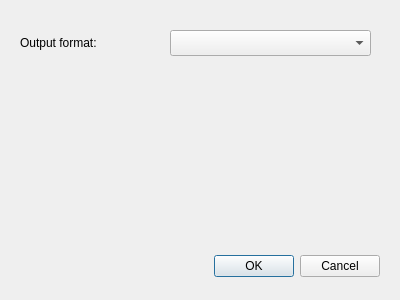
This is settingsdialog.ui in Bleuzen/FFaudioConverter as Qt 5 draws it before an edit. The edited form follows.
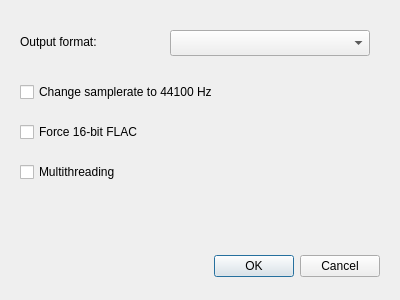
This is the edited form.

```diff
--- a/settingsdialog.ui
+++ b/settingsdialog.ui
@@ -34,8 +34,8 @@
     <rect>
      <x>20</x>
      <y>22</y>
-     <width>141</width>
-     <height>41</height>
+     <width>140</width>
+     <height>40</height>
     </rect>
    </property>
    <property name="text">
@@ -47,11 +47,50 @@
     <rect>
      <x>170</x>
      <y>30</y>
-     <width>201</width>
+     <width>200</width>
      <height>26</height>
     </rect>
    </property>
   </widget>
+  <widget class="QCheckBox" name="checkBox_ChangeSamplerate">
+   <property name="geometry">
+    <rect>
+     <x>20</x>
+     <y>80</y>
+     <width>350</width>
+     <height>24</height>
+    </rect>
+   </property>
+   <property name="text">
+    <string>Change samplerate to 44100 Hz</string>
+   </property>
+  </widget>
+  <widget class="QCheckBox" name="checkBox_Multithreading">
+   <property name="geometry">
+    <rect>
+     <x>20</x>
+     <y>160</y>
+     <width>350</width>
+     <height>24</height>
+    </rect>
+   </property>
+   <property name="text">
+    <string>Multithreading</string>
+   </property>
+  </widget>
+  <widget class="QCheckBox" name="checkBox_Force16bitFLAC">
+   <property name="geometry">
+    <rect>
+     <x>20</x>
+     <y>120</y>
+     <width>350</width>
+     <height>24</height>
+    </rect>
+   </property>
+   <property name="text">
+    <string>Force 16-bit FLAC</string>
+   </property>
+  </widget>
  </widget>
  <resources/>
  <connections>
```
